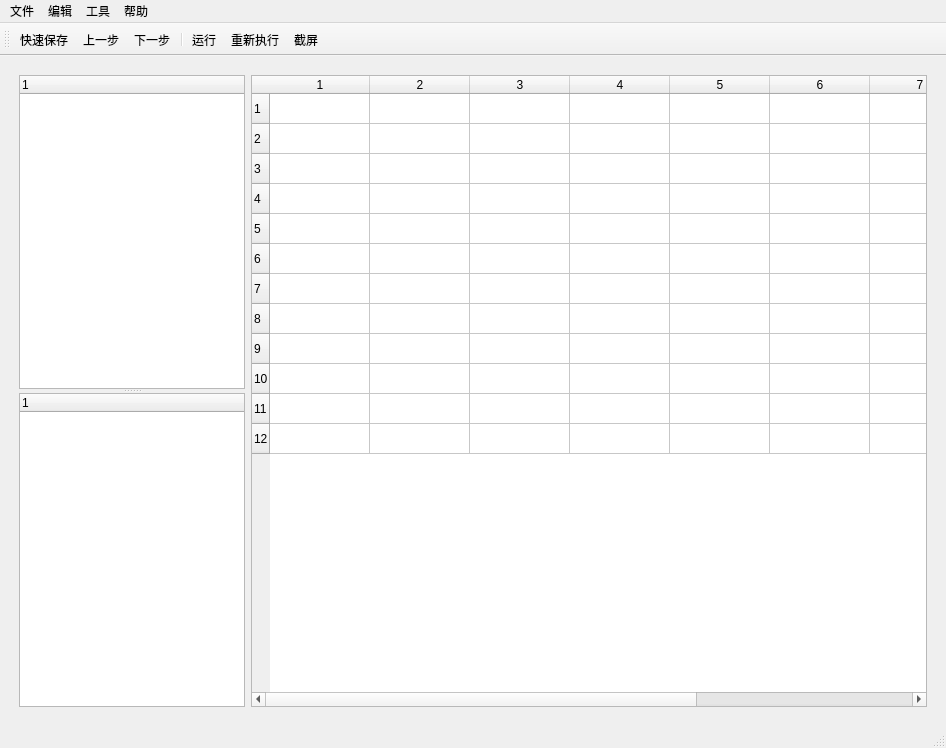
Old version of the form qtUi/NewMainWindows.ui in the repository Wesly-Yu/PycharmProjects.
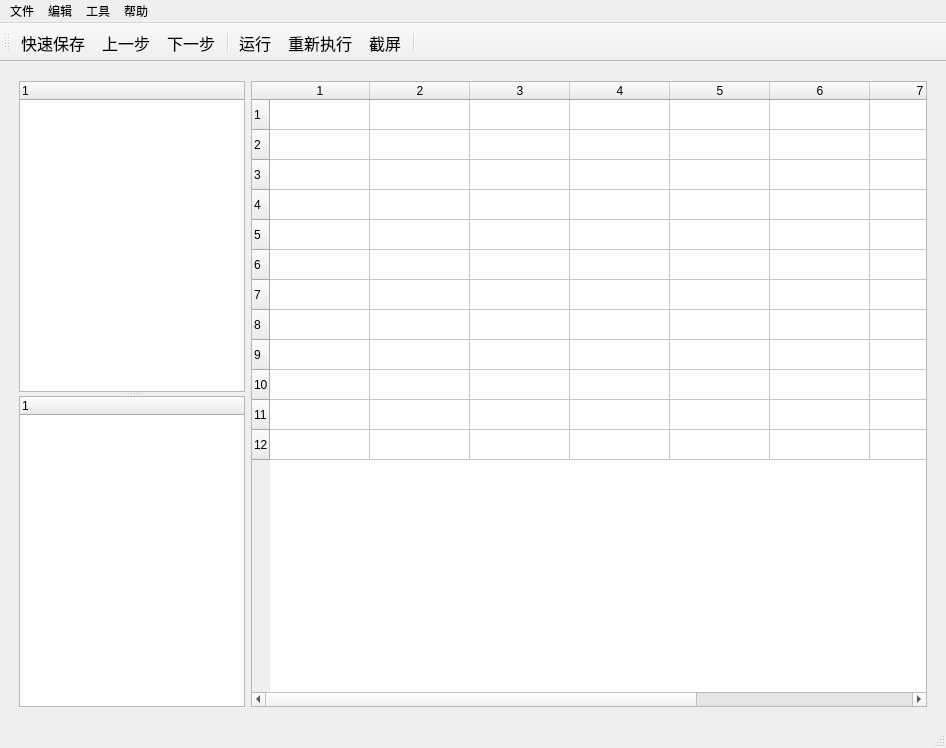
New version of the form. Icons and pictures are not drawn.

The edit to the form file:
```diff
--- a/qtUi/NewMainWindows.ui
+++ b/qtUi/NewMainWindows.ui
@@ -190,6 +190,7 @@
    <addaction name="action_4"/>
    <addaction name="action_5"/>
    <addaction name="action_6"/>
+   <addaction name="separator"/>
   </widget>
   <action name="actionNew_Files_2">
    <property name="text">
@@ -258,6 +259,14 @@
    <property name="text">
     <string>快速保存</string>
    </property>
+   <property name="font">
+    <font>
+     <family>STSong</family>
+     <pointsize>12</pointsize>
+     <weight>50</weight>
+     <bold>false</bold>
+    </font>
+   </property>
    <property name="shortcut">
     <string>Ctrl+S</string>
    </property>
@@ -270,6 +279,12 @@
    <property name="text">
     <string>上一步</string>
    </property>
+   <property name="font">
+    <font>
+     <family>STSong</family>
+     <pointsize>12</pointsize>
+    </font>
+   </property>
    <property name="shortcut">
     <string>Ctrl+Z</string>
    </property>
@@ -282,6 +297,12 @@
    <property name="text">
     <string>下一步</string>
    </property>
+   <property name="font">
+    <font>
+     <family>STSong</family>
+     <pointsize>12</pointsize>
+    </font>
+   </property>
    <property name="shortcut">
     <string>Ctrl+Alt+Z</string>
    </property>
@@ -294,6 +315,12 @@
    <property name="text">
     <string>运行</string>
    </property>
+   <property name="font">
+    <font>
+     <family>STSong</family>
+     <pointsize>12</pointsize>
+    </font>
+   </property>
   </action>
   <action name="action_5">
    <property name="icon">
@@ -303,6 +330,12 @@
    <property name="text">
     <string>重新执行</string>
    </property>
+   <property name="font">
+    <font>
+     <family>STSong</family>
+     <pointsize>12</pointsize>
+    </font>
+   </property>
   </action>
   <action name="action_6">
    <property name="icon">
@@ -312,6 +345,12 @@
    <property name="text">
     <string>截屏</string>
    </property>
+   <property name="font">
+    <font>
+     <family>STSong</family>
+     <pointsize>12</pointsize>
+    </font>
+   </property>
   </action>
  </widget>
  <resources/>
```
Left out of the diff: 11 changed lines with no effect on the pictures.
